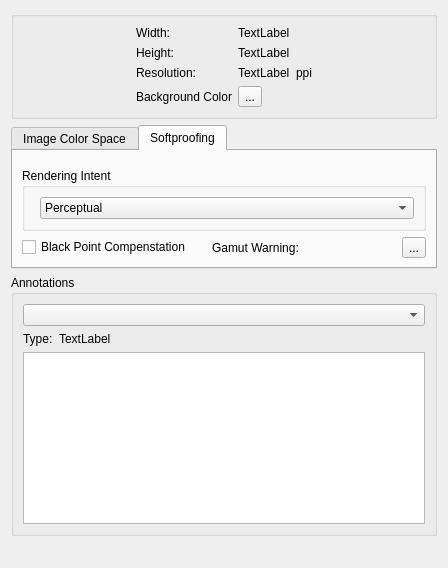
KDE/krita, file libs/ui/forms/wdgimageproperties.ui: the form before one commit.
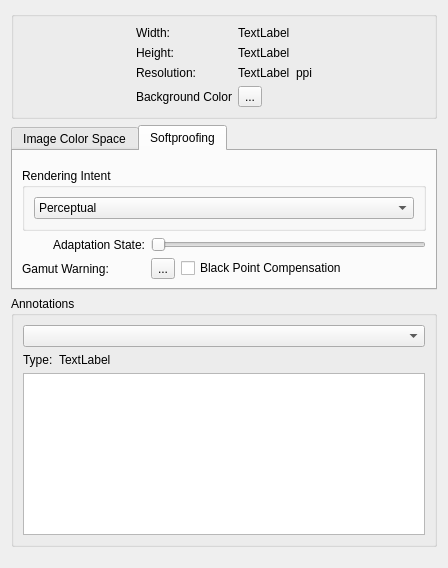
The form after the commit. The open tabs and pages were chosen to show the change. Custom widgets are drawn as their Qt base class.

Commit message:
Add adaptation state slider.
This allows you to set whether or not to adapt the white point, that is,
to set the white point to the screen white(full slider) or to convert all whiteson screen to the white point of the profile when using absolute colorimetric
as intent.

This is useful to simulate paper-colour.

Ref T2337

Patch:
```diff
--- a/libs/ui/forms/wdgimageproperties.ui
+++ b/libs/ui/forms/wdgimageproperties.ui
@@ -227,34 +227,63 @@
        <string>Softproofing</string>
       </attribute>
       <layout class="QGridLayout" name="gridLayout">
-       <item row="2" column="2">
+       <item row="3" column="1">
         <widget class="QToolButton" name="gamutAlarm">
          <property name="text">
           <string>...</string>
          </property>
         </widget>
        </item>
-       <item row="2" column="1">
-        <widget class="QLabel" name="label_4">
+       <item row="3" column="0">
+        <widget class="QLabel" name="lblGamutWarning">
          <property name="text">
           <string>Gamut Warning:</string>
          </property>
         </widget>
        </item>
        <item row="2" column="0">
+        <widget class="QLabel" name="lblAdaptationState">
+         <property name="layoutDirection">
+          <enum>Qt::LeftToRight</enum>
+         </property>
+         <property name="text">
+          <string>Adaptation State:</string>
+         </property>
+         <property name="alignment">
+          <set>Qt::AlignRight|Qt::AlignTrailing|Qt::AlignVCenter</set>
+         </property>
+        </widget>
+       </item>
+       <item row="2" column="1" colspan="3">
+        <widget class="QSlider" name="sldAdaptationState">
+         <property name="toolTip">
+          <string>&lt;html&gt;&lt;head/&gt;&lt;body&gt;&lt;p&gt;Set how much you wish to correct the adaptation state. This will affect how &lt;span style=&quot; font-style:italic;&quot;&gt;Absolute Colorimetric&lt;/span&gt; changes the whites of your image. In Layman's terms: how much do you wish to have the color management correct the paper-color to screen white while using &lt;span style=&quot; font-style:italic;&quot;&gt;Absolute Colorimetric&lt;/span&gt;?&lt;/p&gt;&lt;/body&gt;&lt;/html&gt;</string>
+         </property>
+         <property name="orientation">
+          <enum>Qt::Horizontal</enum>
+         </property>
+        </widget>
+       </item>
+       <item row="3" column="2" colspan="2">
         <widget class="QCheckBox" name="ckbBlackPointComp">
+         <property name="toolTip">
+          <string>&lt;html&gt;&lt;head/&gt;&lt;body&gt;&lt;p&gt;Black Point compensation matches the darkest color of the source device to the darkest color of the destination device. Relative Colorimetric without Black Point Compensation will show the difference between the darkest values. With blackpoint compensation, black is black.&lt;/p&gt;&lt;/body&gt;&lt;/html&gt;</string>
+         </property>
          <property name="text">
-          <string>Black Point Compenstation</string>
+          <string>Black Point Compensation</string>
          </property>
         </widget>
        </item>
-       <item row="1" column="0" colspan="3">
+       <item row="0" column="0" colspan="4">
+        <widget class="KisColorSpaceSelector" name="proofSpaceSelector" native="true"/>
+       </item>
+       <item row="1" column="0" colspan="4">
         <widget class="QGroupBox" name="groupBox">
          <property name="title">
           <string>Rendering Intent</string>
          </property>
          <layout class="QFormLayout" name="formLayout_2">
-          <item row="1" column="1">
+          <item row="0" column="0" colspan="2">
            <widget class="QComboBox" name="cmbIntent">
             <property name="currentIndex">
              <number>0</number>
@@ -284,9 +313,6 @@
          </layout>
         </widget>
        </item>
-       <item row="0" column="0" colspan="3">
-        <widget class="KisColorSpaceSelector" name="proofSpaceSelector" native="true"/>
-       </item>
       </layout>
      </widget>
     </widget>
```
The commit also changes 18 other files.
